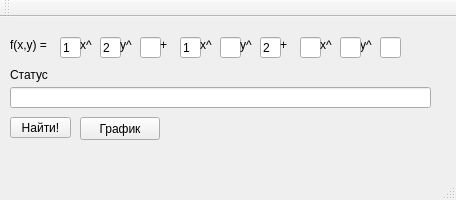
This is mw.ui in unpaleness/opti as Qt 5 draws it before an edit. The edited form follows.
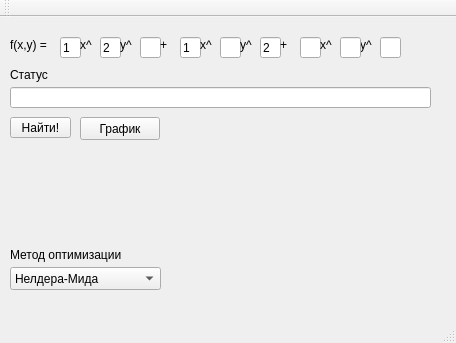
This is the edited form.

What changed in the file:
```diff
--- a/mw.ui
+++ b/mw.ui
@@ -7,7 +7,7 @@
     <x>0</x>
     <y>0</y>
     <width>456</width>
-    <height>200</height>
+    <height>343</height>
    </rect>
   </property>
   <property name="windowTitle">
@@ -282,6 +282,39 @@
      <string>График</string>
     </property>
    </widget>
+   <widget class="QComboBox" name="cbMethod">
+    <property name="geometry">
+     <rect>
+      <x>10</x>
+      <y>250</y>
+      <width>151</width>
+      <height>23</height>
+     </rect>
+    </property>
+    <item>
+     <property name="text">
+      <string>Нелдера-Мида</string>
+     </property>
+    </item>
+    <item>
+     <property name="text">
+      <string>Наискорейшего спуска</string>
+     </property>
+    </item>
+   </widget>
+   <widget class="QLabel" name="lMethod">
+    <property name="geometry">
+     <rect>
+      <x>10</x>
+      <y>230</y>
+      <width>131</width>
+      <height>16</height>
+     </rect>
+    </property>
+    <property name="text">
+     <string>Метод оптимизации</string>
+    </property>
+   </widget>
   </widget>
   <widget class="QMenuBar" name="menuBar">
    <property name="geometry">
```
